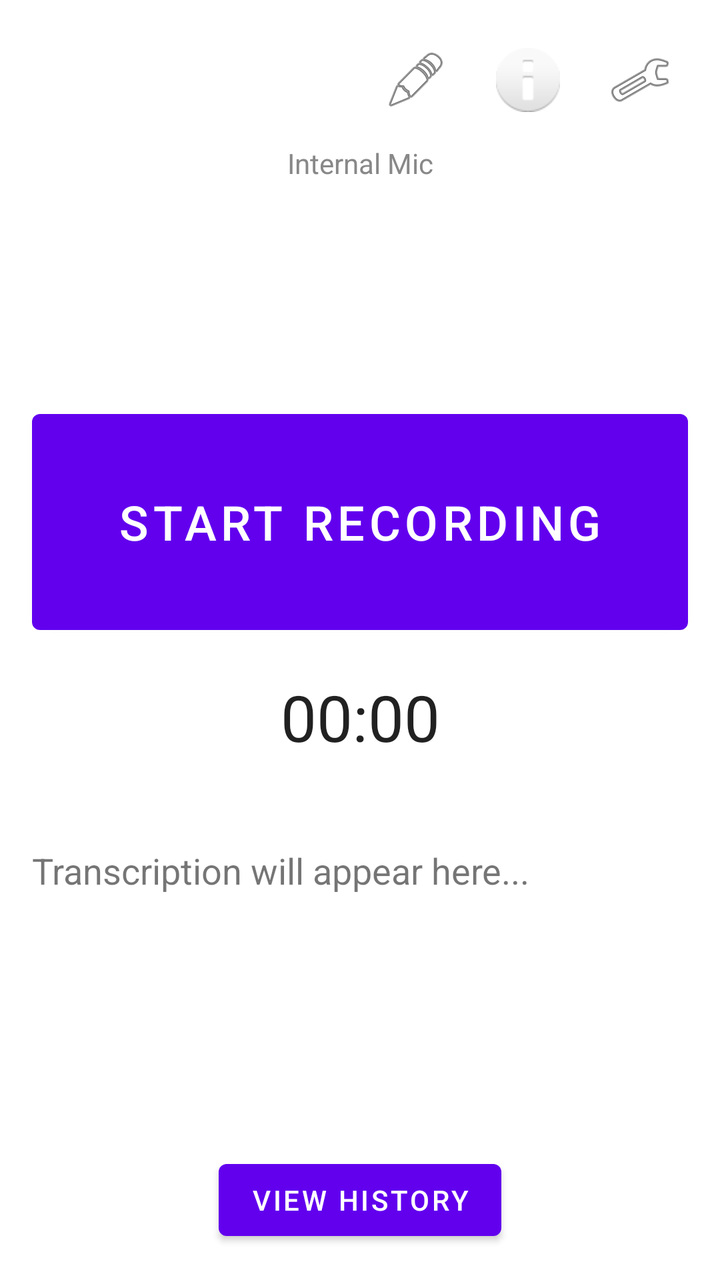
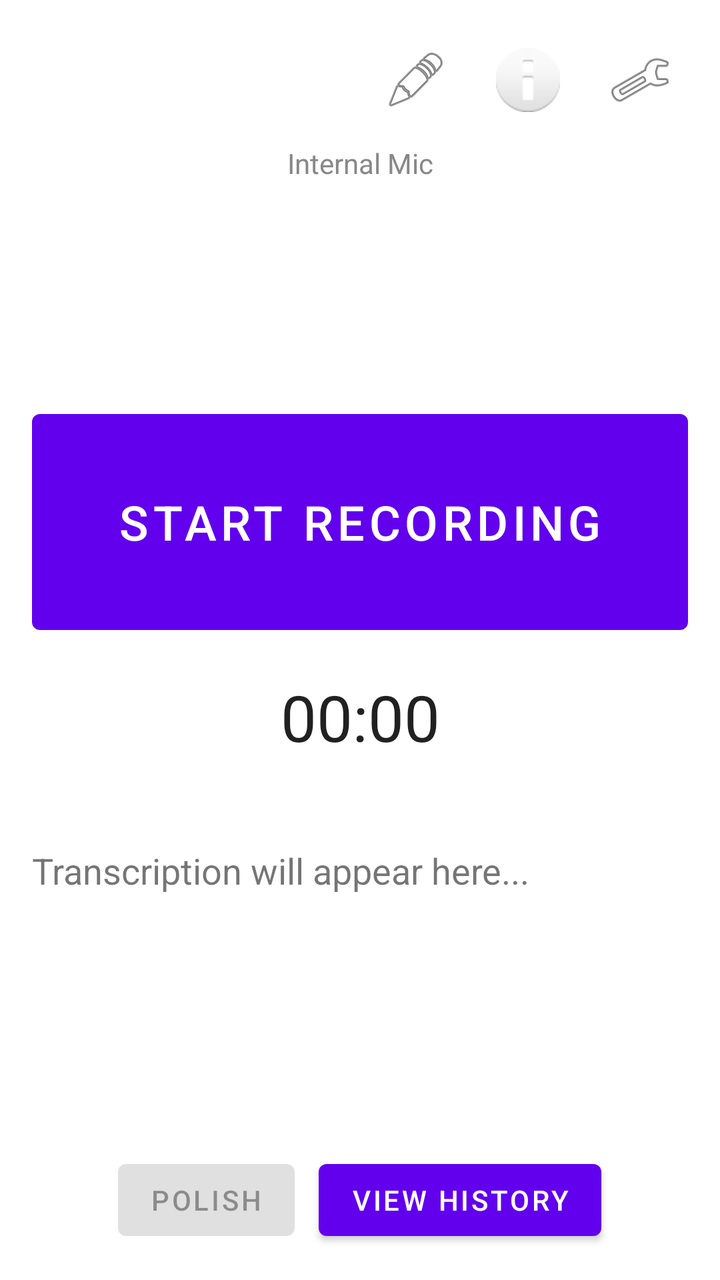

Two renders of the same Android screen: before a commit and after it. Below are the layout's source before the change and the commit's diff.
<!-- AndroidManifest.xml: application theme Theme.Stow -->
<!-- res/layout/activity_main.xml -->
<?xml version="1.0" encoding="utf-8"?>
<androidx.constraintlayout.widget.ConstraintLayout xmlns:android="http://schemas.android.com/apk/res/android"
    xmlns:app="http://schemas.android.com/apk/res-auto"
    xmlns:tools="http://schemas.android.com/tools"
    android:layout_width="match_parent"
    android:layout_height="match_parent"
    android:padding="16dp"
    tools:context=".MainActivity">

    <ImageButton
        android:id="@+id/btnJargon"
        android:layout_width="48dp"
        android:layout_height="48dp"
        android:src="@android:drawable/ic_menu_edit"
        android:contentDescription="Jargon Dictionary"
        android:background="?attr/selectableItemBackgroundBorderless"
        app:layout_constraintEnd_toStartOf="@+id/btnInfo"
        app:layout_constraintTop_toTopOf="parent"
        android:layout_marginEnd="8dp" />

    <ImageButton
        android:id="@+id/btnInfo"
        android:layout_width="48dp"
        android:layout_height="48dp"
        android:src="@android:drawable/ic_dialog_info"
        android:contentDescription="Info"
        android:background="?attr/selectableItemBackgroundBorderless"
        app:layout_constraintEnd_toStartOf="@+id/btnSettings"
        app:layout_constraintTop_toTopOf="parent"
        android:layout_marginEnd="8dp" />

    <ImageButton
        android:id="@+id/btnSettings"
        android:layout_width="48dp"
        android:layout_height="48dp"
        android:src="@android:drawable/ic_menu_preferences"
        android:contentDescription="Settings"
        android:background="?attr/selectableItemBackgroundBorderless"
        app:layout_constraintEnd_toEndOf="parent"
        app:layout_constraintTop_toTopOf="parent" />

    <TextView
        android:id="@+id/tvMicIndicator"
        android:layout_width="wrap_content"
        android:layout_height="wrap_content"
        android:layout_marginTop="8dp"
        android:text="Internal Mic"
        android:textSize="14sp"
        android:textColor="#888888"
        app:layout_constraintEnd_toEndOf="parent"
        app:layout_constraintStart_toStartOf="parent"
        app:layout_constraintTop_toBottomOf="@+id/btnSettings" />

    <Button
        android:id="@+id/btnRecord"
        android:layout_width="0dp"
        android:layout_height="120dp"
        android:text="Start Recording"
        android:textSize="24sp"
        android:layout_marginTop="8dp"
        app:layout_constraintBottom_toTopOf="@+id/tvTranscription"
        app:layout_constraintEnd_toEndOf="parent"
        app:layout_constraintStart_toStartOf="parent"
        app:layout_constraintTop_toBottomOf="@+id/tvMicIndicator" />

    <Chronometer
        android:id="@+id/chronometer"
        android:layout_width="wrap_content"
        android:layout_height="wrap_content"
        android:textSize="32sp"
        android:layout_marginTop="16dp"
        app:layout_constraintTop_toBottomOf="@+id/btnRecord"
        app:layout_constraintStart_toStartOf="parent"
        app:layout_constraintEnd_toEndOf="parent" />

    <TextView
        android:id="@+id/tvUsage"
        android:layout_width="wrap_content"
        android:layout_height="wrap_content"
        android:layout_marginTop="8dp"
        android:textSize="14sp"
        android:textStyle="italic"
        app:layout_constraintTop_toBottomOf="@+id/chronometer"
        app:layout_constraintStart_toStartOf="parent"
        app:layout_constraintEnd_toEndOf="parent" />

    <TextView
        android:id="@+id/tvTranscription"
        android:layout_width="0dp"
        android:layout_height="0dp"
        android:layout_marginTop="16dp"
        android:text="Transcription will appear here..."
        android:textSize="18sp"
        android:scrollbars="vertical"
        app:layout_constraintBottom_toTopOf="@+id/tvVersion"
        app:layout_constraintEnd_toEndOf="parent"
        app:layout_constraintStart_toStartOf="parent"
        app:layout_constraintTop_toBottomOf="@+id/tvUsage" />

    <TextView
        android:id="@+id/tvVersion"
        android:layout_width="wrap_content"
        android:layout_height="wrap_content"
        android:layout_marginBottom="16dp"
        android:textColor="#888888"
        android:textSize="12sp"
        app:layout_constraintBottom_toTopOf="@+id/btnHistory"
        app:layout_constraintStart_toStartOf="parent"
        app:layout_constraintEnd_toEndOf="parent" />

    <Button
        android:id="@+id/btnHistory"
        android:layout_width="wrap_content"
        android:layout_height="wrap_content"
        android:text="View History"
        app:layout_constraintBottom_toBottomOf="parent"
        app:layout_constraintStart_toStartOf="parent"
        app:layout_constraintEnd_toEndOf="parent" />

</androidx.constraintlayout.widget.ConstraintLayout>
<!-- resources referenced by this layout -->
<resources>
  <style name="Theme.Stow" parent="Theme.MaterialComponents.DayNight.DarkActionBar">
          
          <item name="colorPrimary">@color/primary</item>
          <item name="colorPrimaryVariant">@color/primaryDark</item>
          <item name="colorOnPrimary">@color/white</item>
          
          <item name="colorSecondary">@color/accent</item>
          <item name="colorSecondaryVariant">@color/accent</item>
          <item name="colorOnSecondary">@color/black</item>
      </style>
  <color name="primary">#6200EE</color>
  <color name="primaryDark">#3700B3</color>
  <color name="white">#FFFFFFFF</color>
  <color name="accent">#03DAC5</color>
  <color name="black">#FF000000</color>
</resources>

<!-- the commit's change to res/layout/activity_main.xml (unified diff, before → after) -->
@@ -104,17 +104,33 @@
         android:layout_marginBottom="16dp"
         android:textColor="#888888"
         android:textSize="12sp"
-        app:layout_constraintBottom_toTopOf="@+id/btnHistory"
+        app:layout_constraintBottom_toTopOf="@+id/bottomButtonRow"
         app:layout_constraintStart_toStartOf="parent"
         app:layout_constraintEnd_toEndOf="parent" />
 
-    <Button
-        android:id="@+id/btnHistory"
-        android:layout_width="wrap_content"
+    <LinearLayout
+        android:id="@+id/bottomButtonRow"
+        android:layout_width="0dp"
         android:layout_height="wrap_content"
-        android:text="View History"
+        android:gravity="center"
+        android:orientation="horizontal"
         app:layout_constraintBottom_toBottomOf="parent"
-        app:layout_constraintStart_toStartOf="parent"
-        app:layout_constraintEnd_toEndOf="parent" />
+        app:layout_constraintEnd_toEndOf="parent"
+        app:layout_constraintStart_toStartOf="parent">
+
+        <Button
+            android:id="@+id/btnPolish"
+            android:layout_width="wrap_content"
+            android:layout_height="wrap_content"
+            android:layout_marginEnd="12dp"
+            android:enabled="false"
+            android:text="Polish" />
+
+        <Button
+            android:id="@+id/btnHistory"
+            android:layout_width="wrap_content"
+            android:layout_height="wrap_content"
+            android:text="View History" />
+    </LinearLayout>
 
 </androidx.constraintlayout.widget.ConstraintLayout>
